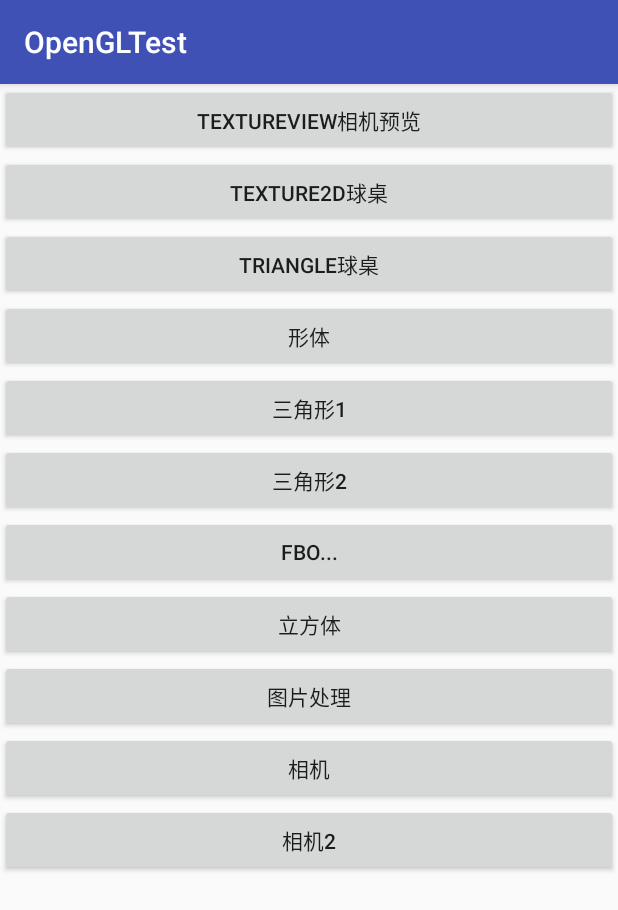
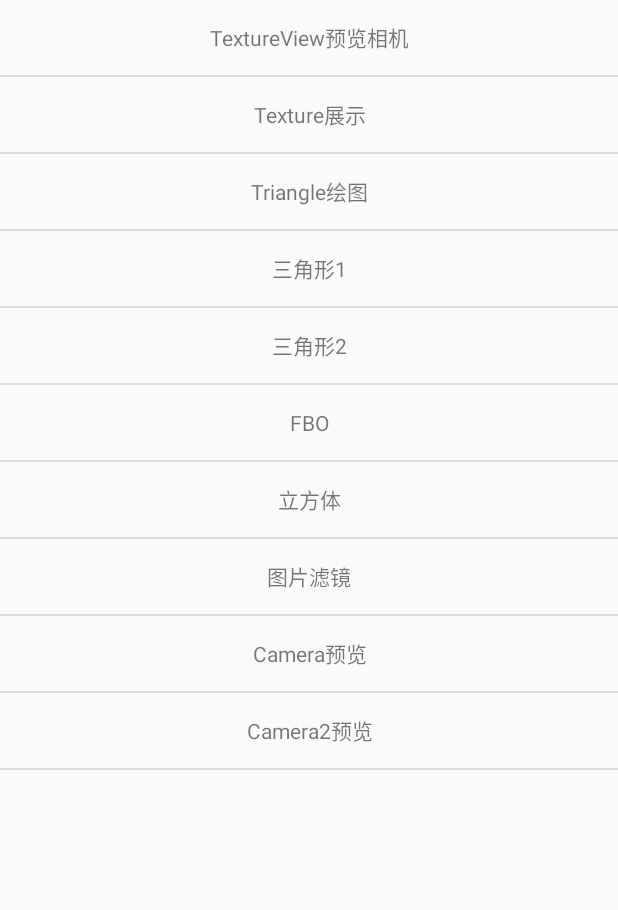
Before and after one commit to smzhldr/OpenGLTest, an Android app: the screen it shows after launch (MainActivity), on a phone screen of 412 x 824 dp. Shown: the top 910 px of the screen. Run offline under Robolectric (Android 15) with nearby library versions, the phone set to English and light mode, and no system bars.

Commit message:
更改main activity

```diff
--- a/app/build.gradle
+++ b/app/build.gradle
@@ -26,4 +26,5 @@ dependencies {
     androidTestImplementation 'com.android.support.test:runner:1.0.2'
     androidTestImplementation 'com.android.support.test.espresso:espresso-core:3.0.2'
     implementation "pub.devrel:easypermissions:0.1.9"
+    implementation 'com.android.support:recyclerview-v7:28.0.0'
 }
--- a/app/src/main/java/com/example/derongliu/opengltest/MainActivity.java
+++ b/app/src/main/java/com/example/derongliu/opengltest/MainActivity.java
@@ -1,117 +1,132 @@
 package com.example.derongliu.opengltest;
 
-import android.Manifest;
+import android.annotation.SuppressLint;
+import android.app.Activity;
 import android.content.Intent;
-import android.support.v7.app.AppCompatActivity;
 import android.os.Bundle;
+import android.support.v7.widget.DividerItemDecoration;
+import android.support.v7.widget.LinearLayoutManager;
+import android.support.v7.widget.RecyclerView;
+import android.view.LayoutInflater;
 import android.view.View;
-import android.widget.Button;
+import android.view.ViewGroup;
+import android.widget.TextView;
 
 import com.example.derongliu.opengltest.camera.GLSurfaceCameraActivity;
 import com.example.derongliu.opengltest.camera2.Camera2Activity;
+import com.example.derongliu.opengltest.framebuffer.FBOActivity;
 import com.example.derongliu.opengltest.gltriangle.GlTriangleActivity1;
 import com.example.derongliu.opengltest.gltriangle.GlTriangleActivity2;
-import com.example.derongliu.opengltest.framebuffer.FBOActivity;
 import com.example.derongliu.opengltest.lifangti.LifangtiActivity;
-import com.example.derongliu.opengltest.lifangti.LifangtiRender;
 import com.example.derongliu.opengltest.pictureprocess.PictureProcessActivity;
 import com.example.derongliu.opengltest.textrueviewcamera.CameraActivity;
 import com.example.derongliu.opengltest.texture2dimage.Texture2DImageActivity;
 import com.example.derongliu.opengltest.triangle.TriangleActivity;
 
-import pub.devrel.easypermissions.EasyPermissions;
+import java.util.ArrayList;
+import java.util.List;
 
-public class MainActivity extends AppCompatActivity implements View.OnClickListener {
+public class MainActivity extends Activity implements OnItemClickListener {
 
-    Button camera, photo1, photo2, trangle1, triangle2, steciltest, xingti,
-            Lifangti, pictureProcess, glcamera, camera2;
+    private List<String> itemNameList;
+    private List<Class> classList;
 
     @Override
     protected void onCreate(Bundle savedInstanceState) {
         super.onCreate(savedInstanceState);
         setContentView(R.layout.activity_main);
-        camera = findViewById(R.id.textrue_camera);
-        camera.setOnClickListener(this);
+        RecyclerView recyclerView = findViewById(R.id.main_recyclerview);
+        initData();
+        initClass();
+        MainAdapter adapter = new MainAdapter(itemNameList);
+        adapter.setListener(this);
+        recyclerView.setLayoutManager(new LinearLayoutManager(this));
+        recyclerView.addItemDecoration(new DividerItemDecoration(this, DividerItemDecoration.VERTICAL));
+        recyclerView.setAdapter(adapter);
+    }
 
-        photo1 = findViewById(R.id.photo_rectangle);
-        photo1.setOnClickListener(this);
+    private void initData() {
+        itemNameList = new ArrayList<>();
+        itemNameList.add("TextureView预览相机");
+        itemNameList.add("Texture展示");
+        itemNameList.add("Triangle绘图");
+        itemNameList.add("三角形1");
+        itemNameList.add("三角形2");
+        itemNameList.add("FBO");
+        itemNameList.add("立方体");
+        itemNameList.add("图片滤镜");
+        itemNameList.add("Camera预览");
+        itemNameList.add("Camera2预览");
+    }
 
-        photo2 = findViewById(R.id.photo_point);
-        photo2.setOnClickListener(this);
-
-        xingti = findViewById(R.id.gl_xingti);
-        xingti.setOnClickListener(this);
-
-        trangle1 = findViewById(R.id.gl_sanjiaoxing1);
-        trangle1.setOnClickListener(this);
-
-        triangle2 = findViewById(R.id.gl_sanjiaoxing2);
-        triangle2.setOnClickListener(this);
+    private void initClass() {
+        classList = new ArrayList<>();
+        classList.add(CameraActivity.class);
+        classList.add(Texture2DImageActivity.class);
+        classList.add(TriangleActivity.class);
+        classList.add(GlTriangleActivity1.class);
+        classList.add(GlTriangleActivity2.class);
+        classList.add(FBOActivity.class);
+        classList.add(LifangtiActivity.class);
+        classList.add(PictureProcessActivity.class);
+        classList.add(GLSurfaceCameraActivity.class);
+        classList.add(Camera2Activity.class);
+    }
 
 
-        steciltest = findViewById(R.id.gl_stencil_test);
-        steciltest.setOnClickListener(this);
-
-        Lifangti = findViewById(R.id.lifangti);
-        Lifangti.setOnClickListener(this);
-
-        pictureProcess = findViewById(R.id.pictureProcess);
-        pictureProcess.setOnClickListener(this);
-
-        glcamera = findViewById(R.id.glcamera);
-        glcamera.setOnClickListener(this);
-
-        camera2 = findViewById(R.id.glcamera2);
-        camera2.setOnClickListener(this);
-
-
-        if (!EasyPermissions.hasPermissions(this, new String[]{Manifest.permission.CAMERA})) {
-            EasyPermissions.requestPermissions(this, "拍照需要摄像头权限", 0, new String[]{Manifest.permission.CAMERA});
-        }
+    @Override
+    public void onItemClick(int position) {
+        Intent intent = new Intent(MainActivity.this, classList.get(position));
+        startActivity(intent);
 
     }
 
-    @Override
-    public void onClick(View v) {
-        Intent intent = new Intent();
-        switch (v.getId()) {
-            case R.id.textrue_camera:
-                intent.setClass(MainActivity.this, CameraActivity.class);
-                break;
-            case R.id.photo_rectangle:
-                intent.setClass(MainActivity.this, Texture2DImageActivity.class);
-                break;
-            case R.id.photo_point:
-                intent.setClass(MainActivity.this, TriangleActivity.class);
-                break;
-            case R.id.gl_xingti:
-                break;
-            case R.id.gl_sanjiaoxing1:
-                intent.setClass(MainActivity.this, GlTriangleActivity1.class);
-                break;
-            case R.id.gl_sanjiaoxing2:
-                intent.setClass(MainActivity.this, GlTriangleActivity2.class);
-                break;
-            case R.id.gl_stencil_test:
-                intent.setClass(MainActivity.this, FBOActivity.class);
-                break;
-            case R.id.lifangti:
-                intent.setClass(MainActivity.this, LifangtiActivity.class);
-                break;
-            case R.id.pictureProcess:
-                intent.setClass(MainActivity.this, PictureProcessActivity.class);
-                break;
-            case R.id.glcamera:
-                intent.setClass(MainActivity.this, GLSurfaceCameraActivity.class);
-                break;
-            case R.id.glcamera2:
-                intent.setClass(MainActivity.this, Camera2Activity.class);
-                break;
-            default:
-                break;
+
+    private class MainAdapter extends RecyclerView.Adapter<MainViewHolder> {
+        List list;
+        private OnItemClickListener listener;
+
+        MainAdapter(List list) {
+            this.list = list;
         }
-        if (intent.resolveActivity(getPackageManager()) != null) {
-            startActivity(intent);
+
+        @Override
+        public MainViewHolder onCreateViewHolder(ViewGroup parent, int viewType) {
+            View v = LayoutInflater.from(parent.getContext()).inflate(R.layout.main_item, parent, false);
+            return new MainViewHolder(v);
+        }
+
+        @Override
+        public void onBindViewHolder(MainViewHolder holder, @SuppressLint("RecyclerView") final int position) {
+            holder.textView.setText(list.get(position).toString());
+            holder.textView.setOnClickListener(new View.OnClickListener() {
+                @Override
+                public void onClick(View view) {
+                    if (listener != null) {
+                        listener.onItemClick(position);
+                    }
+                }
+            });
+        }
+
+        @Override
+        public int getItemCount() {
+            return list == null ? 0 : list.size();
+        }
+
+        void setListener(OnItemClickListener listener) {
+            this.listener = listener;
         }
     }
+
+
+    private static class MainViewHolder extends RecyclerView.ViewHolder {
+        TextView textView;
+
+        MainViewHolder(View view) {
+            super(view);
+            textView = (TextView) view.findViewById(R.id.item_textView);
+        }
+    }
+
 }
--- /dev/null
+++ b/app/src/main/java/com/example/derongliu/opengltest/OnItemClickListener.java
@@ -0,0 +1,5 @@
+package com.example.derongliu.opengltest;
+
+public interface OnItemClickListener {
+    void onItemClick(int position);
+}
--- a/app/src/main/res/layout/activity_main.xml
+++ b/app/src/main/res/layout/activity_main.xml
@@ -1,83 +1,14 @@
 <?xml version="1.0" encoding="utf-8"?>
-<ScrollView xmlns:android="http://schemas.android.com/apk/res/android"
+<FrameLayout xmlns:android="http://schemas.android.com/apk/res/android"
     xmlns:tools="http://schemas.android.com/tools"
     android:layout_width="match_parent"
-    android:layout_height="match_parent">
-<LinearLayout
-    android:layout_width="match_parent"
-    android:layout_height="wrap_content"
-    android:orientation="vertical">
+    android:layout_height="match_parent"
+    tools:context=".MainActivity">
 
+    <android.support.v7.widget.RecyclerView
+        android:id="@+id/main_recyclerview"
+        android:layout_width="match_parent"
+        android:layout_height="match_parent"
+        />
 
-    <Button
-        android:id="@+id/textrue_camera"
-        android:layout_width="match_parent"
-        android:layout_height="wrap_content"
-        android:text="TextureView相机预览" />
-
-    <Button
-        android:id="@+id/photo_rectangle"
-        android:layout_width="match_parent"
-        android:layout_height="wrap_content"
-        android:gravity="center"
-        android:text="texture2d球桌" />
-    <Button
-        android:id="@+id/photo_point"
-        android:layout_width="match_parent"
-        android:layout_height="wrap_content"
-        android:gravity="center"
-        android:text="Triangle球桌" />
-    <Button
-        android:id="@+id/gl_xingti"
-        android:layout_width="match_parent"
-        android:layout_height="wrap_content"
-        android:gravity="center"
-        android:text="形体" />
-
-    <Button
-        android:id="@+id/gl_sanjiaoxing1"
-        android:layout_width="match_parent"
-        android:layout_height="wrap_content"
-        android:gravity="center"
-        android:text="三角形1" />
-    <Button
-        android:id="@+id/gl_sanjiaoxing2"
-        android:layout_width="match_parent"
-        android:layout_height="wrap_content"
-        android:gravity="center"
-        android:text="三角形2" />
-
-    <Button
-        android:id="@+id/gl_stencil_test"
-        android:layout_width="match_parent"
-        android:layout_height="wrap_content"
-        android:gravity="center"
-        android:text="FBO..." />
-    <Button
-        android:id="@+id/lifangti"
-        android:layout_width="match_parent"
-        android:layout_height="wrap_content"
-        android:gravity="center"
-        android:text="立方体" />
-    <Button
-        android:id="@+id/pictureProcess"
-        android:layout_width="match_parent"
-        android:layout_height="wrap_content"
-        android:gravity="center"
-        android:text="图片处理" />
-    <Button
-        android:id="@+id/glcamera"
-        android:layout_width="match_parent"
-        android:layout_height="wrap_content"
-        android:gravity="center"
-        android:text="相机" />
-
-    <Button
-        android:id="@+id/glcamera2"
-        android:layout_width="match_parent"
-        android:layout_height="wrap_content"
-        android:gravity="center"
-        android:text="相机2"/>
-
-</LinearLayout>
-</ScrollView>
+</FrameLayout>
--- /dev/null
+++ b/app/src/main/res/layout/main_item.xml
@@ -0,0 +1,7 @@
+<?xml version="1.0" encoding="utf-8"?>
+    <TextView xmlns:android="http://schemas.android.com/apk/res/android"
+        android:id="@+id/item_textView"
+        android:layout_width="match_parent"
+        android:layout_height="50dp"
+        android:gravity="center"
+        android:text="TextView" />
```
